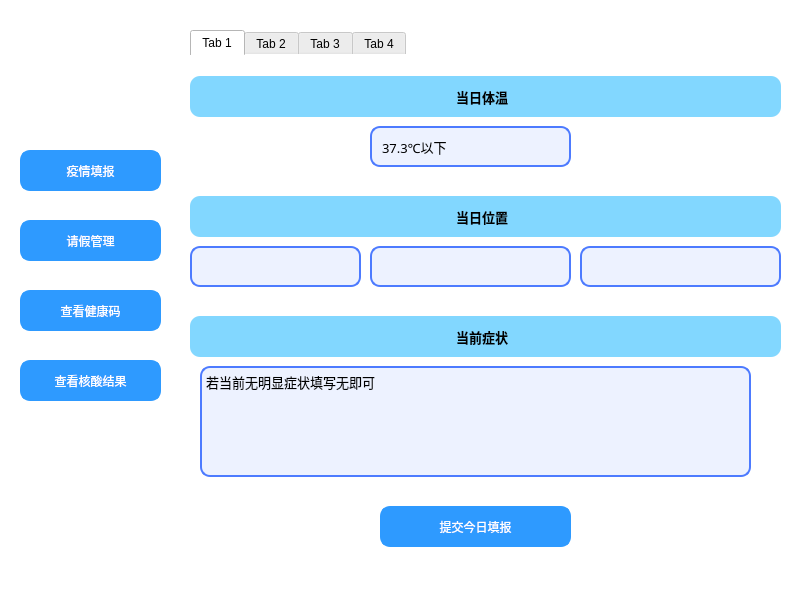
This is student.ui in sukiiiKotori/pymysql as Qt 5 draws it before an edit. The edited form follows.
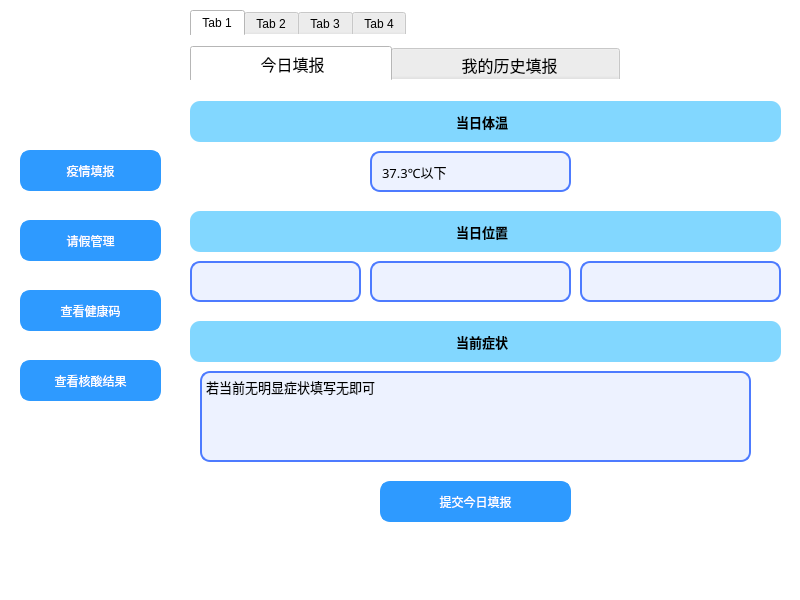
This is the edited form. The open tabs and pages were chosen to show the change.

What changed in the file:
```diff
--- a/student.ui
+++ b/student.ui
@@ -21,9 +21,9 @@
     <property name="geometry">
      <rect>
       <x>190</x>
-      <y>30</y>
+      <y>10</y>
       <width>601</width>
-      <height>531</height>
+      <height>551</height>
      </rect>
     </property>
     <property name="styleSheet">
@@ -38,434 +38,230 @@
      <attribute name="title">
       <string>Tab 1</string>
      </attribute>
-     <widget class="QTextEdit" name="textEdit">
+     <widget class="QTabWidget" name="tabWidget_3">
       <property name="geometry">
        <rect>
-        <x>10</x>
-        <y>310</y>
-        <width>551</width>
-        <height>111</height>
+        <x>0</x>
+        <y>10</y>
+        <width>601</width>
+        <height>491</height>
        </rect>
       </property>
-      <property name="styleSheet">
-       <string notr="true">border: 2px solid #f3f3f3;
+      <property name="font">
+       <font>
+        <family>微软雅黑</family>
+        <pointsize>12</pointsize>
+       </font>
+      </property>
+      <property name="currentIndex">
+       <number>0</number>
+      </property>
+      <widget class="QWidget" name="tab_7">
+       <attribute name="title">
+        <string>              今日填报             </string>
+       </attribute>
+       <widget class="QComboBox" name="comboBox_tem">
+        <property name="geometry">
+         <rect>
+          <x>180</x>
+          <y>70</y>
+          <width>201</width>
+          <height>41</height>
+         </rect>
+        </property>
+        <property name="font">
+         <font>
+          <family>微软雅黑</family>
+          <pointsize>10</pointsize>
+         </font>
+        </property>
+        <property name="styleSheet">
+         <string notr="true">/*QCombobox主体*/
+QComboBox {
+    border: 2px solid #f3f3f3;/*设置线宽*/
+	background-color: rgb(237, 242, 255);/*背景颜色*/
+    border-radius: 10px;/*圆角*/
+    padding: 1px 2px 1px 2px;  /*针对于组合框中的文本内容*/
+	text-align:bottom;
+    min-width: 9em;   /*# 组合框的最小宽度*/
+    /*min-height: 5em;*/
+
+	border-style:solid;/*边框为实线型*/
+	border-width:2px;/*边框宽度*/
+	border-color:rgb(77, 123, 255);/*边框颜色*/
+
+	padding-left: 10px;/*左侧边距*/
+}
+/*QCombobox右侧按钮*/
+QComboBox::drop-down {
+	width: 15px;
+	border-left-width: 0px;
+}
+
+
+QComboBox QAbstractItemView {
+    border: 2px solid #f3f3f3;/*边框宽度、线形、颜色*/
+	background-color: rgba(237, 242, 255, 1);/*背景颜色*/
+    border-radius: 15px;/*圆角*/
+    padding: 1px 2px 1px 2px;  /*针对于组合框中的文本内容*/
+    min-width: 9em;   /*# 组合框的最小宽度*/
+}
+
+/* 下拉后，整个下拉窗体每项的样式 */
+QComboBox QAbstractItemView::item {
+	border-radius: 15px;/*圆角*/
+    height: 30px;   /* 项的高度（设置pComboBox-&gt;setView(new QListView());后，该项才起作用） */
+	background-color: rgb(237, 242, 255);
+
+}
+
+/*以下部分不知为何不生效，有待调试*/
+/* 下拉后，整个下拉窗体越过每项的样式 */
+QComboBox QAbstractItemView::item:hover {
+    color: #FFFFF0;
+       /* 整个下拉窗体越过每项的背景色 */
+	background-color: rgb(98, 0, 255);
+}
+
+/* 下拉后，整个下拉窗体被选择的每项的样式 */
+QComboBox QAbstractItemView::item:selected {
+    color: #FFFFF0;
+	background-color: rgb(0, 85, 200);
+}
+</string>
+        </property>
+        <item>
+         <property name="text">
+          <string>37.3℃以下</string>
+         </property>
+        </item>
+        <item>
+         <property name="text">
+          <string>37.3℃~37.8℃</string>
+         </property>
+        </item>
+        <item>
+         <property name="text">
+          <string>37.8℃~39.0℃</string>
+         </property>
+        </item>
+        <item>
+         <property name="text">
+          <string>39.0℃以上</string>
+         </property>
+        </item>
+       </widget>
+       <widget class="QComboBox" name="comboBox_county">
+        <property name="geometry">
+         <rect>
+          <x>390</x>
+          <y>180</y>
+          <width>201</width>
+          <height>41</height>
+         </rect>
+        </property>
+        <property name="font">
+         <font>
+          <family>微软雅黑</family>
+          <pointsize>10</pointsize>
+         </font>
+        </property>
+        <property name="styleSheet">
+         <string notr="true">/*QCombobox主体*/
+QComboBox {
+    border: 2px solid #f3f3f3;/*设置线宽*/
+	background-color: rgb(237, 242, 255);/*背景颜色*/
+    border-radius: 10px;/*圆角*/
+    padding: 1px 2px 1px 2px;  /*针对于组合框中的文本内容*/
+	text-align:bottom;
+    min-width: 9em;   /*# 组合框的最小宽度*/
+    /*min-height: 5em;*/
+
+	border-style:solid;/*边框为实线型*/
+	border-width:2px;/*边框宽度*/
+	border-color:rgb(77, 123, 255);/*边框颜色*/
+
+	padding-left: 10px;/*左侧边距*/
+}
+/*QCombobox右侧按钮*/
+QComboBox::drop-down {
+	width: 15px;
+	border-left-width: 0px;
+}
+
+
+QComboBox QAbstractItemView {
+    border: 2px solid #f3f3f3;/*边框宽度、线形、颜色*/
+	background-color: rgba(237, 242, 255, 1);/*背景颜色*/
+    border-radius: 15px;/*圆角*/
+    padding: 1px 2px 1px 2px;  /*针对于组合框中的文本内容*/
+    min-width: 9em;   /*# 组合框的最小宽度*/
+}
+
+/* 下拉后，整个下拉窗体每项的样式 */
+QComboBox QAbstractItemView::item {
+	border-radius: 15px;/*圆角*/
+    height: 30px;   /* 项的高度（设置pComboBox-&gt;setView(new QListView());后，该项才起作用） */
+	background-color: rgb(237, 242, 255);
+
+}
+
+/*以下部分不知为何不生效，有待调试*/
+/* 下拉后，整个下拉窗体越过每项的样式 */
+QComboBox QAbstractItemView::item:hover {
+    color: #FFFFF0;
+       /* 整个下拉窗体越过每项的背景色 */
+	background-color: rgb(98, 0, 255);
+}
+
+/* 下拉后，整个下拉窗体被选择的每项的样式 */
+QComboBox QAbstractItemView::item:selected {
+    color: #FFFFF0;
+	background-color: rgb(0, 85, 200);
+}
+</string>
+        </property>
+       </widget>
+       <widget class="QTextEdit" name="textEdit">
+        <property name="geometry">
+         <rect>
+          <x>10</x>
+          <y>290</y>
+          <width>551</width>
+          <height>91</height>
+         </rect>
+        </property>
+        <property name="styleSheet">
+         <string notr="true">border: 2px solid #f3f3f3;
 border-color:rgb(77, 123, 255);
 font: 10pt &quot;微软雅黑&quot;;
 border-radius:10px;
 background-color: rgb(237, 242, 255);</string>
-      </property>
-      <property name="markdown">
-       <string>若当前无明显症状填写无即可
+        </property>
+        <property name="markdown">
+         <string>若当前无明显症状填写无即可
 
 </string>
-      </property>
-      <property name="html">
-       <string>&lt;!DOCTYPE HTML PUBLIC &quot;-//W3C//DTD HTML 4.0//EN&quot; &quot;http://www.w3.org/TR/REC-html40/strict.dtd&quot;&gt;
+        </property>
+        <property name="html">
+         <string>&lt;!DOCTYPE HTML PUBLIC &quot;-//W3C//DTD HTML 4.0//EN&quot; &quot;http://www.w3.org/TR/REC-html40/strict.dtd&quot;&gt;
 &lt;html&gt;&lt;head&gt;&lt;meta name=&quot;qrichtext&quot; content=&quot;1&quot; /&gt;&lt;style type=&quot;text/css&quot;&gt;
 p, li { white-space: pre-wrap; }
 &lt;/style&gt;&lt;/head&gt;&lt;body style=&quot; font-family:'微软雅黑'; font-size:10pt; font-weight:400; font-style:normal;&quot;&gt;
 &lt;p style=&quot; margin-top:0px; margin-bottom:0px; margin-left:0px; margin-right:0px; -qt-block-indent:0; text-indent:0px;&quot;&gt;若当前无明显症状填写无即可&lt;/p&gt;&lt;/body&gt;&lt;/html&gt;</string>
-      </property>
-     </widget>
-     <widget class="QLabel" name="label">
-      <property name="geometry">
-       <rect>
-        <x>0</x>
-        <y>20</y>
-        <width>591</width>
-        <height>41</height>
-       </rect>
-      </property>
-      <property name="font">
-       <font>
-        <family>微软雅黑</family>
-        <pointsize>10</pointsize>
-        <weight>75</weight>
-        <bold>true</bold>
-       </font>
-      </property>
-      <property name="styleSheet">
-       <string notr="true">background-color: rgb(130, 215, 255);
- border-radius: 10px;</string>
-      </property>
-      <property name="text">
-       <string>当日体温  </string>
-      </property>
-      <property name="alignment">
-       <set>Qt::AlignCenter</set>
-      </property>
-     </widget>
-     <widget class="QComboBox" name="comboBox_tem">
-      <property name="geometry">
-       <rect>
-        <x>180</x>
-        <y>70</y>
-        <width>201</width>
-        <height>41</height>
-       </rect>
-      </property>
-      <property name="font">
-       <font>
-        <family>微软雅黑</family>
-        <pointsize>10</pointsize>
-       </font>
-      </property>
-      <property name="styleSheet">
-       <string notr="true">/*QCombobox主体*/
-QComboBox {
-    border: 2px solid #f3f3f3;/*设置线宽*/
-	background-color: rgb(237, 242, 255);/*背景颜色*/
-    border-radius: 10px;/*圆角*/
-    padding: 1px 2px 1px 2px;  /*针对于组合框中的文本内容*/
-	text-align:bottom;
-    min-width: 9em;   /*# 组合框的最小宽度*/
-    /*min-height: 5em;*/
-
-	border-style:solid;/*边框为实线型*/
-	border-width:2px;/*边框宽度*/
-	border-color:rgb(77, 123, 255);/*边框颜色*/
-
-	padding-left: 10px;/*左侧边距*/
-}
-/*QCombobox右侧按钮*/
-QComboBox::drop-down {
-	width: 15px;
-	border-left-width: 0px;
-}
-
-
-QComboBox QAbstractItemView {
-    border: 2px solid #f3f3f3;/*边框宽度、线形、颜色*/
-	background-color: rgba(237, 242, 255, 1);/*背景颜色*/
-    border-radius: 15px;/*圆角*/
-    padding: 1px 2px 1px 2px;  /*针对于组合框中的文本内容*/
-    min-width: 9em;   /*# 组合框的最小宽度*/
-}
-
-/* 下拉后，整个下拉窗体每项的样式 */
-QComboBox QAbstractItemView::item {
-	border-radius: 15px;/*圆角*/
-    height: 30px;   /* 项的高度（设置pComboBox-&gt;setView(new QListView());后，该项才起作用） */
-	background-color: rgb(237, 242, 255);
-
-}
-
-/*以下部分不知为何不生效，有待调试*/
-/* 下拉后，整个下拉窗体越过每项的样式 */
-QComboBox QAbstractItemView::item:hover {
-    color: #FFFFF0;
-       /* 整个下拉窗体越过每项的背景色 */
-	background-color: rgb(98, 0, 255);
-}
-
-/* 下拉后，整个下拉窗体被选择的每项的样式 */
-QComboBox QAbstractItemView::item:selected {
-    color: #FFFFF0;
-	background-color: rgb(0, 85, 200);
-}
-</string>
-      </property>
-      <item>
-       <property name="text">
-        <string>37.3℃以下</string>
-       </property>
-      </item>
-      <item>
-       <property name="text">
-        <string>37.3℃~37.8℃</string>
-       </property>
-      </item>
-      <item>
-       <property name="text">
-        <string>37.8℃~39.0℃</string>
-       </property>
-      </item>
-      <item>
-       <property name="text">
-        <string>39.0℃以上</string>
-       </property>
-      </item>
-     </widget>
-     <widget class="QLabel" name="label_2">
-      <property name="geometry">
-       <rect>
-        <x>0</x>
-        <y>140</y>
-        <width>591</width>
-        <height>41</height>
-       </rect>
-      </property>
-      <property name="font">
-       <font>
-        <family>微软雅黑</family>
-        <pointsize>10</pointsize>
-        <weight>75</weight>
-        <bold>true</bold>
-       </font>
-      </property>
-      <property name="styleSheet">
-       <string notr="true">background-color: rgb(130, 215, 255);
- border-radius: 10px;</string>
-      </property>
-      <property name="text">
-       <string>当日位置  </string>
-      </property>
-      <property name="alignment">
-       <set>Qt::AlignCenter</set>
-      </property>
-     </widget>
-     <widget class="QComboBox" name="comboBox_province">
-      <property name="geometry">
-       <rect>
-        <x>0</x>
-        <y>190</y>
-        <width>171</width>
-        <height>41</height>
-       </rect>
-      </property>
-      <property name="font">
-       <font>
-        <family>微软雅黑</family>
-        <pointsize>10</pointsize>
-       </font>
-      </property>
-      <property name="styleSheet">
-       <string notr="true">/*QCombobox主体*/
-QComboBox {
-    border: 2px solid #f3f3f3;/*设置线宽*/
-	background-color: rgb(237, 242, 255);/*背景颜色*/
-    border-radius: 10px;/*圆角*/
-    padding: 1px 2px 1px 2px;  /*针对于组合框中的文本内容*/
-	text-align:bottom;
-    min-width: 9em;   /*# 组合框的最小宽度*/
-    /*min-height: 5em;*/
-
-	border-style:solid;/*边框为实线型*/
-	border-width:2px;/*边框宽度*/
-	border-color:rgb(77, 123, 255);/*边框颜色*/
-
-	padding-left: 10px;/*左侧边距*/
-}
-/*QCombobox右侧按钮*/
-QComboBox::drop-down {
-	width: 15px;
-	border-left-width: 0px;
-}
-
-
-QComboBox QAbstractItemView {
-    border: 2px solid #f3f3f3;/*边框宽度、线形、颜色*/
-	background-color: rgba(237, 242, 255, 1);/*背景颜色*/
-    border-radius: 15px;/*圆角*/
-    padding: 1px 2px 1px 2px;  /*针对于组合框中的文本内容*/
-    min-width: 9em;   /*# 组合框的最小宽度*/
-}
-
-/* 下拉后，整个下拉窗体每项的样式 */
-QComboBox QAbstractItemView::item {
-	border-radius: 15px;/*圆角*/
-    height: 30px;   /* 项的高度（设置pComboBox-&gt;setView(new QListView());后，该项才起作用） */
-	background-color: rgb(237, 242, 255);
-
-}
-
-/*以下部分不知为何不生效，有待调试*/
-/* 下拉后，整个下拉窗体越过每项的样式 */
-QComboBox QAbstractItemView::item:hover {
-    color: #FFFFF0;
-       /* 整个下拉窗体越过每项的背景色 */
-	background-color: rgb(98, 0, 255);
-}
-
-/* 下拉后，整个下拉窗体被选择的每项的样式 */
-QComboBox QAbstractItemView::item:selected {
-    color: #FFFFF0;
-	background-color: rgb(0, 85, 200);
-}
-</string>
-      </property>
-     </widget>
-     <widget class="QComboBox" name="comboBox_city">
-      <property name="geometry">
-       <rect>
-        <x>180</x>
-        <y>190</y>
-        <width>201</width>
-        <height>41</height>
-       </rect>
-      </property>
-      <property name="font">
-       <font>
-        <family>微软雅黑</family>
-        <pointsize>10</pointsize>
-       </font>
-      </property>
-      <property name="styleSheet">
-       <string notr="true">/*QCombobox主体*/
-QComboBox {
-    border: 2px solid #f3f3f3;/*设置线宽*/
-	background-color: rgb(237, 242, 255);/*背景颜色*/
-    border-radius: 10px;/*圆角*/
-    padding: 1px 2px 1px 2px;  /*针对于组合框中的文本内容*/
-	text-align:bottom;
-    min-width: 9em;   /*# 组合框的最小宽度*/
-    /*min-height: 5em;*/
-
-	border-style:solid;/*边框为实线型*/
-	border-width:2px;/*边框宽度*/
-	border-color:rgb(77, 123, 255);/*边框颜色*/
-
-	padding-left: 10px;/*左侧边距*/
-}
-/*QCombobox右侧按钮*/
-QComboBox::drop-down {
-	width: 15px;
-	border-left-width: 0px;
-}
-
-
-QComboBox QAbstractItemView {
-    border: 2px solid #f3f3f3;/*边框宽度、线形、颜色*/
-	background-color: rgba(237, 242, 255, 1);/*背景颜色*/
-    border-radius: 15px;/*圆角*/
-    padding: 1px 2px 1px 2px;  /*针对于组合框中的文本内容*/
-    min-width: 9em;   /*# 组合框的最小宽度*/
-}
-
-/* 下拉后，整个下拉窗体每项的样式 */
-QComboBox QAbstractItemView::item {
-	border-radius: 15px;/*圆角*/
-    height: 30px;   /* 项的高度（设置pComboBox-&gt;setView(new QListView());后，该项才起作用） */
-	background-color: rgb(237, 242, 255);
-
-}
-
-/*以下部分不知为何不生效，有待调试*/
-/* 下拉后，整个下拉窗体越过每项的样式 */
-QComboBox QAbstractItemView::item:hover {
-    color: #FFFFF0;
-       /* 整个下拉窗体越过每项的背景色 */
-	background-color: rgb(98, 0, 255);
-}
-
-/* 下拉后，整个下拉窗体被选择的每项的样式 */
-QComboBox QAbstractItemView::item:selected {
-    color: #FFFFF0;
-	background-color: rgb(0, 85, 200);
-}
-</string>
-      </property>
-     </widget>
-     <widget class="QComboBox" name="comboBox_county">
-      <property name="geometry">
-       <rect>
-        <x>390</x>
-        <y>190</y>
-        <width>201</width>
-        <height>41</height>
-       </rect>
-      </property>
-      <property name="font">
-       <font>
-        <family>微软雅黑</family>
-        <pointsize>10</pointsize>
-       </font>
-      </property>
-      <property name="styleSheet">
-       <string notr="true">/*QCombobox主体*/
-QComboBox {
-    border: 2px solid #f3f3f3;/*设置线宽*/
-	background-color: rgb(237, 242, 255);/*背景颜色*/
-    border-radius: 10px;/*圆角*/
-    padding: 1px 2px 1px 2px;  /*针对于组合框中的文本内容*/
-	text-align:bottom;
-    min-width: 9em;   /*# 组合框的最小宽度*/
-    /*min-height: 5em;*/
-
-	border-style:solid;/*边框为实线型*/
-	border-width:2px;/*边框宽度*/
-	border-color:rgb(77, 123, 255);/*边框颜色*/
-
-	padding-left: 10px;/*左侧边距*/
-}
-/*QCombobox右侧按钮*/
-QComboBox::drop-down {
-	width: 15px;
-	border-left-width: 0px;
-}
-
-
-QComboBox QAbstractItemView {
-    border: 2px solid #f3f3f3;/*边框宽度、线形、颜色*/
-	background-color: rgba(237, 242, 255, 1);/*背景颜色*/
-    border-radius: 15px;/*圆角*/
-    padding: 1px 2px 1px 2px;  /*针对于组合框中的文本内容*/
-    min-width: 9em;   /*# 组合框的最小宽度*/
-}
-
-/* 下拉后，整个下拉窗体每项的样式 */
-QComboBox QAbstractItemView::item {
-	border-radius: 15px;/*圆角*/
-    height: 30px;   /* 项的高度（设置pComboBox-&gt;setView(new QListView());后，该项才起作用） */
-	background-color: rgb(237, 242, 255);
-
-}
-
-/*以下部分不知为何不生效，有待调试*/
-/* 下拉后，整个下拉窗体越过每项的样式 */
-QComboBox QAbstractItemView::item:hover {
-    color: #FFFFF0;
-       /* 整个下拉窗体越过每项的背景色 */
-	background-color: rgb(98, 0, 255);
-}
-
-/* 下拉后，整个下拉窗体被选择的每项的样式 */
-QComboBox QAbstractItemView::item:selected {
-    color: #FFFFF0;
-	background-color: rgb(0, 85, 200);
-}
-</string>
-      </property>
-     </widget>
-     <widget class="QLabel" name="label_3">
-      <property name="geometry">
-       <rect>
-        <x>0</x>
-        <y>260</y>
-        <width>591</width>
-        <height>41</height>
-       </rect>
-      </property>
-      <property name="font">
-       <font>
-        <family>微软雅黑</family>
-        <pointsize>10</pointsize>
-        <weight>75</weight>
-        <bold>true</bold>
-       </font>
-      </property>
-      <property name="styleSheet">
-       <string notr="true">background-color: rgb(130, 215, 255);
- border-radius: 10px;</string>
-      </property>
-      <property name="text">
-       <string>当前症状  </string>
-      </property>
-      <property name="alignment">
-       <set>Qt::AlignCenter</set>
-      </property>
-     </widget>
-     <widget class="QPushButton" name="get_report">
-      <property name="geometry">
-       <rect>
-        <x>190</x>
-        <y>450</y>
-        <width>191</width>
-        <height>41</height>
-       </rect>
-      </property>
-      <property name="styleSheet">
-       <string notr="true">QPushButton{
+        </property>
+       </widget>
+       <widget class="QPushButton" name="get_report">
+        <property name="geometry">
+         <rect>
+          <x>190</x>
+          <y>400</y>
+          <width>191</width>
+          <height>41</height>
+         </rect>
+        </property>
+        <property name="styleSheet">
+         <string notr="true">QPushButton{
 	font: 12pt &quot;微软雅黑&quot;;
 	
 	background-color:rgb(46, 154, 255);
@@ -483,10 +279,243 @@
 	padding-left:5px
 }
 </string>
-      </property>
-      <property name="text">
-       <string>提交今日填报</string>
-      </property>
+        </property>
+        <property name="text">
+         <string>提交今日填报</string>
+        </property>
+       </widget>
+       <widget class="QLabel" name="label_2">
+        <property name="geometry">
+         <rect>
+          <x>0</x>
+          <y>130</y>
+          <width>591</width>
+          <height>41</height>
+         </rect>
+        </property>
+        <property name="font">
+         <font>
+          <family>微软雅黑</family>
+          <pointsize>10</pointsize>
+          <weight>75</weight>
+          <bold>true</bold>
+         </font>
+        </property>
+        <property name="styleSheet">
+         <string notr="true">background-color: rgb(130, 215, 255);
+ border-radius: 10px;</string>
+        </property>
+        <property name="text">
+         <string>当日位置  </string>
+        </property>
+        <property name="alignment">
+         <set>Qt::AlignCenter</set>
+        </property>
+       </widget>
+       <widget class="QLabel" name="label_3">
+        <property name="geometry">
+         <rect>
+          <x>0</x>
+          <y>240</y>
+          <width>591</width>
+          <height>41</height>
+         </rect>
+        </property>
+        <property name="font">
+         <font>
+          <family>微软雅黑</family>
+          <pointsize>10</pointsize>
+          <weight>75</weight>
+          <bold>true</bold>
+         </font>
+        </property>
+        <property name="styleSheet">
+         <string notr="true">background-color: rgb(130, 215, 255);
+ border-radius: 10px;</string>
+        </property>
+        <property name="text">
+         <string>当前症状  </string>
+        </property>
+        <property name="alignment">
+         <set>Qt::AlignCenter</set>
+        </property>
+       </widget>
+       <widget class="QComboBox" name="comboBox_province">
+        <property name="geometry">
+         <rect>
+          <x>0</x>
+          <y>180</y>
+          <width>171</width>
+          <height>41</height>
+         </rect>
+        </property>
+        <property name="font">
+         <font>
+          <family>微软雅黑</family>
+          <pointsize>10</pointsize>
+         </font>
+        </property>
+        <property name="styleSheet">
+         <string notr="true">/*QCombobox主体*/
+QComboBox {
+    border: 2px solid #f3f3f3;/*设置线宽*/
+	background-color: rgb(237, 242, 255);/*背景颜色*/
+    border-radius: 10px;/*圆角*/
+    padding: 1px 2px 1px 2px;  /*针对于组合框中的文本内容*/
+	text-align:bottom;
+    min-width: 9em;   /*# 组合框的最小宽度*/
+    /*min-height: 5em;*/
+
+	border-style:solid;/*边框为实线型*/
+	border-width:2px;/*边框宽度*/
+	border-color:rgb(77, 123, 255);/*边框颜色*/
+
+	padding-left: 10px;/*左侧边距*/
+}
+/*QCombobox右侧按钮*/
+QComboBox::drop-down {
+	width: 15px;
+	border-left-width: 0px;
+}
+
+
+QComboBox QAbstractItemView {
+    border: 2px solid #f3f3f3;/*边框宽度、线形、颜色*/
+	background-color: rgba(237, 242, 255, 1);/*背景颜色*/
+    border-radius: 15px;/*圆角*/
+    padding: 1px 2px 1px 2px;  /*针对于组合框中的文本内容*/
+    min-width: 9em;   /*# 组合框的最小宽度*/
+}
+
+/* 下拉后，整个下拉窗体每项的样式 */
+QComboBox QAbstractItemView::item {
+	border-radius: 15px;/*圆角*/
+    height: 30px;   /* 项的高度（设置pComboBox-&gt;setView(new QListView());后，该项才起作用） */
+	background-color: rgb(237, 242, 255);
+
+}
+
+/*以下部分不知为何不生效，有待调试*/
+/* 下拉后，整个下拉窗体越过每项的样式 */
+QComboBox QAbstractItemView::item:hover {
+    color: #FFFFF0;
+       /* 整个下拉窗体越过每项的背景色 */
+	background-color: rgb(98, 0, 255);
+}
+
+/* 下拉后，整个下拉窗体被选择的每项的样式 */
+QComboBox QAbstractItemView::item:selected {
+    color: #FFFFF0;
+	background-color: rgb(0, 85, 200);
+}
+</string>
+        </property>
+       </widget>
+       <widget class="QComboBox" name="comboBox_city">
+        <property name="geometry">
+         <rect>
+          <x>180</x>
+          <y>180</y>
+          <width>201</width>
+          <height>41</height>
+         </rect>
+        </property>
+        <property name="font">
+         <font>
+          <family>微软雅黑</family>
+          <pointsize>10</pointsize>
+         </font>
+        </property>
+        <property name="styleSheet">
+         <string notr="true">/*QCombobox主体*/
+QComboBox {
+    border: 2px solid #f3f3f3;/*设置线宽*/
+	background-color: rgb(237, 242, 255);/*背景颜色*/
+    border-radius: 10px;/*圆角*/
+    padding: 1px 2px 1px 2px;  /*针对于组合框中的文本内容*/
+	text-align:bottom;
+    min-width: 9em;   /*# 组合框的最小宽度*/
+    /*min-height: 5em;*/
+
+	border-style:solid;/*边框为实线型*/
+	border-width:2px;/*边框宽度*/
+	border-color:rgb(77, 123, 255);/*边框颜色*/
+
+	padding-left: 10px;/*左侧边距*/
+}
+/*QCombobox右侧按钮*/
+QComboBox::drop-down {
+	width: 15px;
+	border-left-width: 0px;
+}
+
+
+QComboBox QAbstractItemView {
+    border: 2px solid #f3f3f3;/*边框宽度、线形、颜色*/
+	background-color: rgba(237, 242, 255, 1);/*背景颜色*/
+    border-radius: 15px;/*圆角*/
+    padding: 1px 2px 1px 2px;  /*针对于组合框中的文本内容*/
+    min-width: 9em;   /*# 组合框的最小宽度*/
+}
+
+/* 下拉后，整个下拉窗体每项的样式 */
+QComboBox QAbstractItemView::item {
+	border-radius: 15px;/*圆角*/
+    height: 30px;   /* 项的高度（设置pComboBox-&gt;setView(new QListView());后，该项才起作用） */
+	background-color: rgb(237, 242, 255);
+
+}
+
+/*以下部分不知为何不生效，有待调试*/
+/* 下拉后，整个下拉窗体越过每项的样式 */
+QComboBox QAbstractItemView::item:hover {
+    color: #FFFFF0;
+       /* 整个下拉窗体越过每项的背景色 */
+	background-color: rgb(98, 0, 255);
+}
+
+/* 下拉后，整个下拉窗体被选择的每项的样式 */
+QComboBox QAbstractItemView::item:selected {
+    color: #FFFFF0;
+	background-color: rgb(0, 85, 200);
+}
+</string>
+        </property>
+       </widget>
+       <widget class="QLabel" name="label">
+        <property name="geometry">
+         <rect>
+          <x>0</x>
+          <y>20</y>
+          <width>591</width>
+          <height>41</height>
+         </rect>
+        </property>
+        <property name="font">
+         <font>
+          <family>微软雅黑</family>
+          <pointsize>10</pointsize>
+          <weight>75</weight>
+          <bold>true</bold>
+         </font>
+        </property>
+        <property name="styleSheet">
+         <string notr="true">background-color: rgb(130, 215, 255);
+ border-radius: 10px;</string>
+        </property>
+        <property name="text">
+         <string>当日体温  </string>
+        </property>
+        <property name="alignment">
+         <set>Qt::AlignCenter</set>
+        </property>
+       </widget>
+      </widget>
+      <widget class="QWidget" name="tab_8">
+       <attribute name="title">
+        <string>              我的历史填报            </string>
+       </attribute>
+      </widget>
      </widget>
     </widget>
     <widget class="QWidget" name="tab_2">
```
Left out of the diff: 49 changed lines with no effect on the pictures.
